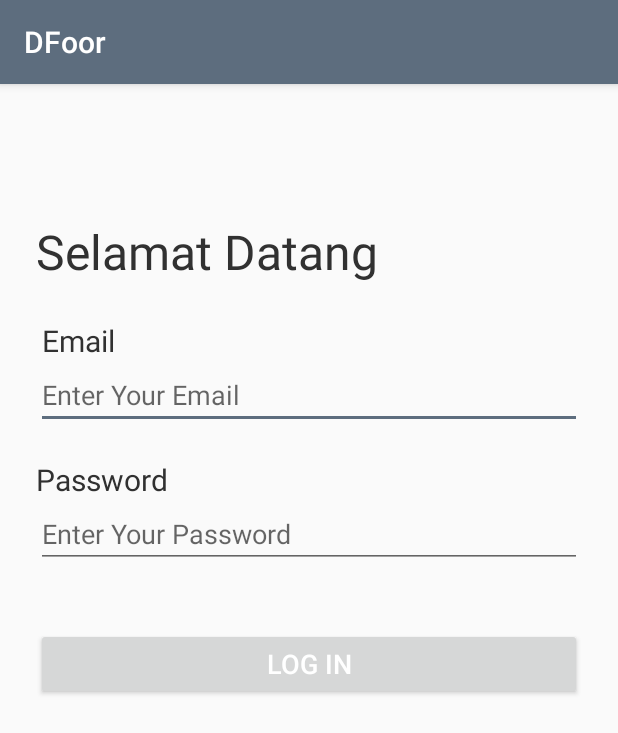
After one commit to Jazulienux/DrinkAndFoodOrdered, an Android app: the LoginActivity screen opened directly, with no data from a screen before it, on a phone screen of 412 x 824 dp. The commit adds this screen. Shown: the top 733 px of the screen. Run offline under Robolectric (Android 15) with nearby library versions, the phone set to English and light mode, and no system bars.

Commit message:
membuat login activity dan success login

```diff
--- a/app/src/main/AndroidManifest.xml
+++ b/app/src/main/AndroidManifest.xml
@@ -9,7 +9,9 @@
         android:roundIcon="@mipmap/ic_launcher_round"
         android:supportsRtl="true"
         android:theme="@style/AppTheme">
-        <activity android:name=".Activities.WelcomeActivity"></activity>
+        <activity android:name=".Activities.SuccessLoginActivity"></activity>
+        <activity android:name=".Activities.LoginActivity" />
+        <activity android:name=".Activities.WelcomeActivity" />
         <activity android:name=".Activities.SplashActivity">
             <intent-filter>
                 <action android:name="android.intent.action.MAIN" />
@@ -17,7 +19,7 @@
                 <category android:name="android.intent.category.LAUNCHER" />
             </intent-filter>
         </activity>
-        <activity android:name=".Activities.MainActivity"></activity>
+        <activity android:name=".Activities.MainActivity" />
     </application>
 
 </manifest>
--- /dev/null
+++ b/app/src/main/java/com/example/dfoor/Activities/LoginActivity.java
@@ -0,0 +1,22 @@
+package com.example.dfoor.Activities;
+
+import androidx.appcompat.app.AppCompatActivity;
+
+import android.content.Intent;
+import android.os.Bundle;
+import android.view.View;
+
+import com.example.dfoor.R;
+
+public class LoginActivity extends AppCompatActivity {
+
+    @Override
+    protected void onCreate(Bundle savedInstanceState) {
+        super.onCreate(savedInstanceState);
+        setContentView(R.layout.activity_login);
+    }
+    public void postLogin(View view) {
+        Intent intent = new Intent(this, SuccessLoginActivity.class);
+        startActivity(intent);
+    }
+}
--- /dev/null
+++ b/app/src/main/res/layout/activity_login.xml
@@ -0,0 +1,85 @@
+<?xml version="1.0" encoding="utf-8"?>
+<androidx.constraintlayout.widget.ConstraintLayout xmlns:android="http://schemas.android.com/apk/res/android"
+    xmlns:app="http://schemas.android.com/apk/res-auto"
+    xmlns:tools="http://schemas.android.com/tools"
+    android:layout_width="match_parent"
+    android:layout_height="match_parent"
+    tools:context=".Activities.LoginActivity">
+
+    <TextView
+        android:id="@+id/welcome"
+        android:layout_width="wrap_content"
+        android:layout_height="wrap_content"
+        android:layout_marginLeft="24dp"
+        android:text="Selamat Datang"
+        android:textColor="#313131"
+        android:textSize="32sp"
+        app:layout_constraintLeft_toLeftOf="parent"
+        app:layout_constraintTop_toTopOf="parent"
+        android:layout_marginTop="90dp"
+        />
+
+    <TextView
+        android:id="@+id/email"
+        android:layout_width="wrap_content"
+        android:layout_height="wrap_content"
+        android:layout_marginLeft="28dp"
+        android:layout_marginTop="24dp"
+        android:text="Email"
+        android:textColor="#313131"
+        android:textSize="20sp"
+        app:layout_constraintLeft_toLeftOf="parent"
+        app:layout_constraintTop_toBottomOf="@+id/welcome" />
+
+    <EditText
+        android:id="@+id/inputEmail"
+        android:layout_width="match_parent"
+        android:layout_height="wrap_content"
+        android:layout_marginLeft="24dp"
+        android:layout_marginRight="24dp"
+        android:hint="Enter Your Email"
+        app:layout_constraintHorizontal_bias="0.0"
+        app:layout_constraintLeft_toLeftOf="parent"
+        app:layout_constraintRight_toRightOf="parent"
+        app:layout_constraintTop_toBottomOf="@id/email" />
+
+    <TextView
+        android:id="@+id/password"
+        android:layout_width="wrap_content"
+        android:layout_height="wrap_content"
+        android:layout_marginLeft="24dp"
+        android:layout_marginTop="20dp"
+        android:text="Password"
+        android:textColor="#313131"
+        android:textSize="20sp"
+        app:layout_constraintLeft_toLeftOf="parent"
+        app:layout_constraintTop_toBottomOf="@+id/inputEmail" />
+
+    <EditText
+        android:id="@+id/edt_new_password"
+        android:layout_width="match_parent"
+        android:layout_height="wrap_content"
+        android:layout_marginLeft="24dp"
+        android:layout_marginRight="24dp"
+        android:hint="Enter Your Password"
+        app:layout_constraintHorizontal_bias="0.0"
+        app:layout_constraintLeft_toLeftOf="parent"
+        app:layout_constraintRight_toRightOf="parent"
+        app:layout_constraintTop_toBottomOf="@+id/password" />
+
+    <Button
+        android:layout_width="match_parent"
+        android:layout_height="wrap_content"
+        android:layout_marginStart="24dp"
+        android:layout_marginTop="40dp"
+        android:layout_marginEnd="24dp"
+        android:text="LOG IN"
+        android:textColor="#FFFFFF"
+        android:textSize="18sp"
+        app:layout_constraintEnd_toEndOf="parent"
+        app:layout_constraintHorizontal_bias="1.0"
+        app:layout_constraintStart_toStartOf="parent"
+        app:layout_constraintTop_toBottomOf="@+id/edt_new_password"
+        android:onClick="postLogin"/>
+
+</androidx.constraintlayout.widget.ConstraintLayout>
```
Also changed, not shown: app/src/main/java/com/example/dfoor/Activities/SuccessLoginActivity.java (added, +25 -0 lines), app/src/main/java/com/example/dfoor/Activities/WelcomeActivity.java (+4 -4 lines), app/src/main/res/layout/activity_success_login.xml (added, +55 -0 lines), app/src/main/res/drawable/coffe.png (added), app/src/main/res/drawable/donut.png (added), app/src/main/res/drawable/splash.png (added), app/src/main/res/drawable/success.png (added).
